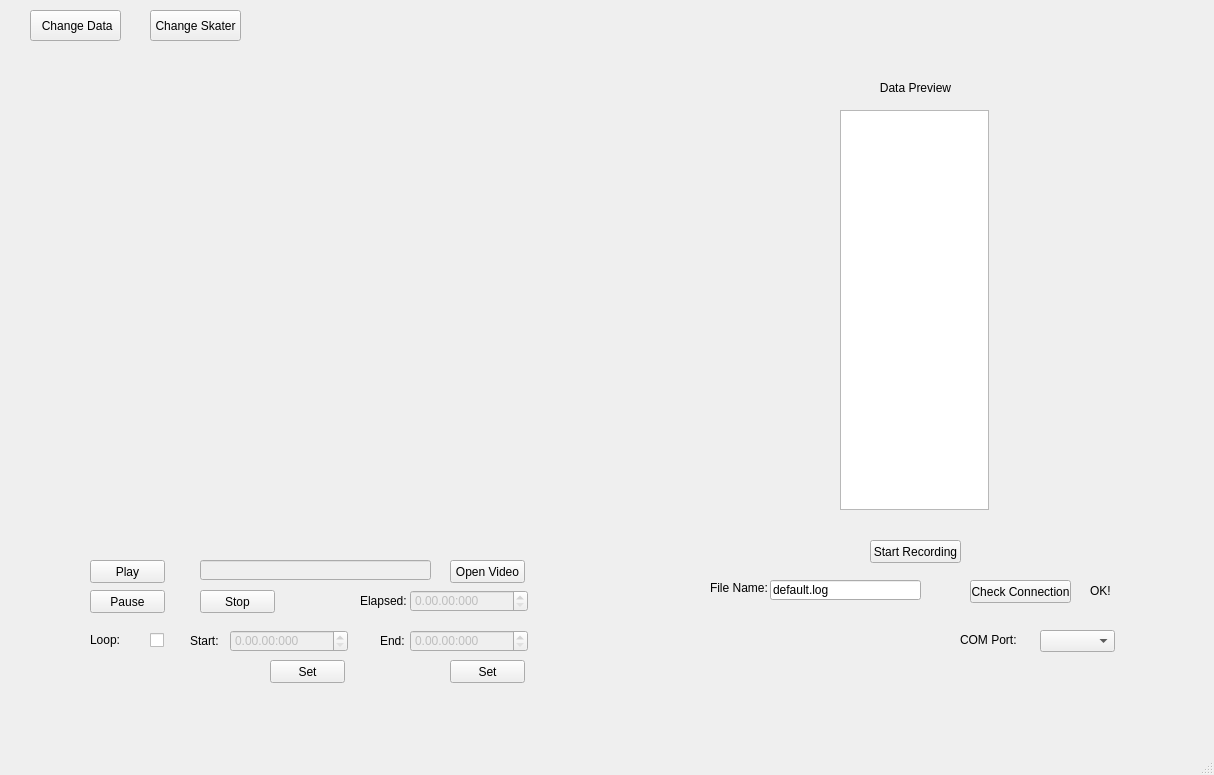
The window that mainwindow.ui (mgardner99/490) describes before a commit, drawn with Qt 5.
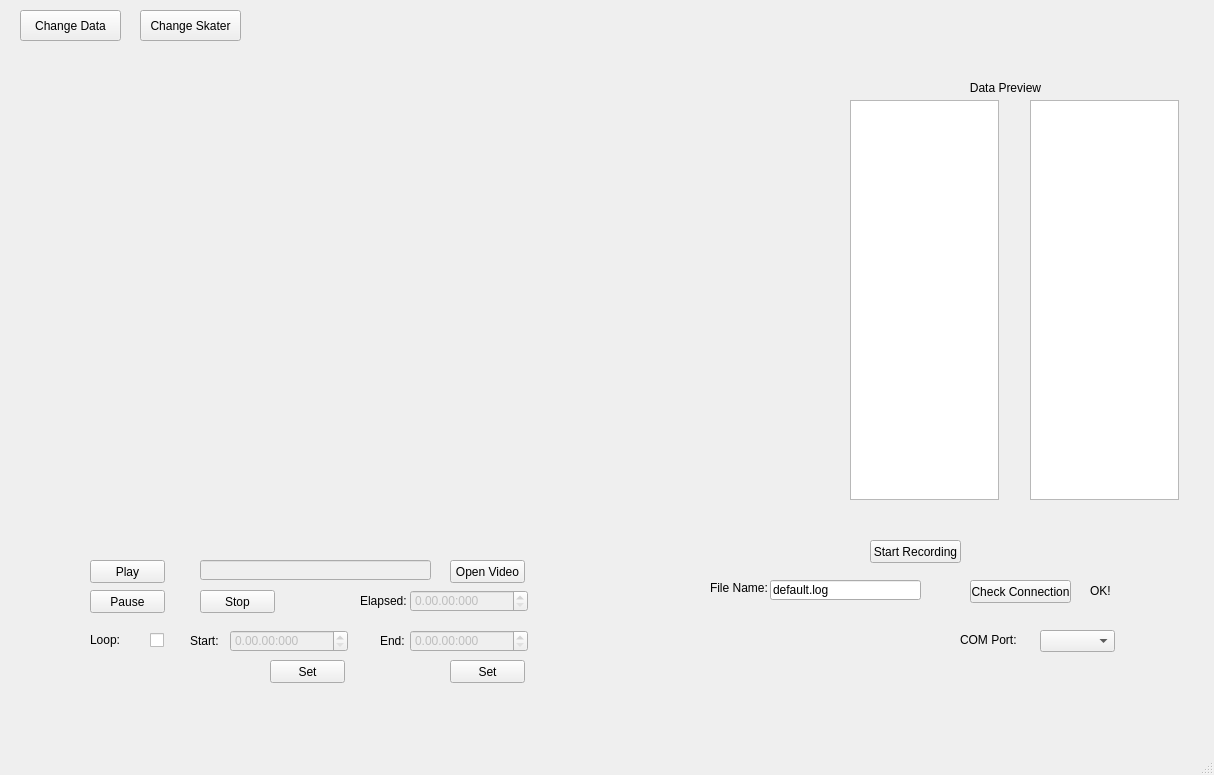
The same window after the commit.

Patch:
```diff
--- a/mainwindow.ui
+++ b/mainwindow.ui
@@ -17,7 +17,7 @@
    <widget class="QLabel" name="label">
     <property name="geometry">
      <rect>
-      <x>850</x>
+      <x>940</x>
       <y>80</y>
       <width>131</width>
       <height>16</height>
@@ -98,8 +98,8 @@
    <widget class="QGraphicsView" name="renderView">
     <property name="geometry">
      <rect>
-      <x>840</x>
-      <y>110</y>
+      <x>1030</x>
+      <y>100</y>
       <width>149</width>
       <height>400</height>
      </rect>
@@ -158,9 +158,9 @@
     <property name="geometry">
      <rect>
       <x>20</x>
-      <y>110</y>
-      <width>601</width>
-      <height>401</height>
+      <y>50</y>
+      <width>691</width>
+      <height>471</height>
      </rect>
     </property>
    </widget>
@@ -310,8 +310,8 @@
     <property name="geometry">
      <rect>
       <x>20</x>
-      <y>510</y>
-      <width>601</width>
+      <y>520</y>
+      <width>781</width>
       <height>31</height>
      </rect>
     </property>
@@ -381,25 +381,25 @@
      <string>Open Video</string>
     </property>
    </widget>
-   <widget class="QToolButton" name="toolButton">
+   <widget class="QPushButton" name="changeData">
     <property name="geometry">
      <rect>
-      <x>30</x>
+      <x>20</x>
       <y>10</y>
-      <width>91</width>
+      <width>101</width>
       <height>31</height>
      </rect>
     </property>
     <property name="text">
-     <string> Change Data</string>
+     <string>Change Data</string>
     </property>
    </widget>
-   <widget class="QToolButton" name="toolButton_2">
+   <widget class="QPushButton" name="changeSkater">
     <property name="geometry">
      <rect>
-      <x>150</x>
+      <x>140</x>
       <y>10</y>
-      <width>91</width>
+      <width>101</width>
       <height>31</height>
      </rect>
     </property>
@@ -407,6 +407,52 @@
      <string>Change Skater</string>
     </property>
    </widget>
+   <widget class="QGraphicsView" name="renderView2">
+    <property name="geometry">
+     <rect>
+      <x>850</x>
+      <y>100</y>
+      <width>149</width>
+      <height>400</height>
+     </rect>
+    </property>
+    <property name="verticalScrollBarPolicy">
+     <enum>Qt::ScrollBarAlwaysOff</enum>
+    </property>
+    <property name="horizontalScrollBarPolicy">
+     <enum>Qt::ScrollBarAlwaysOff</enum>
+    </property>
+    <property name="backgroundBrush">
+     <brush brushstyle="NoBrush">
+      <color alpha="255">
+       <red>0</red>
+       <green>0</green>
+       <blue>0</blue>
+      </color>
+     </brush>
+    </property>
+    <property name="sceneRect">
+     <rectf>
+      <x>0.000000000000000</x>
+      <y>0.000000000000000</y>
+      <width>100.000000000000000</width>
+      <height>100.000000000000000</height>
+     </rectf>
+    </property>
+    <property name="dragMode">
+     <enum>QGraphicsView::NoDrag</enum>
+    </property>
+   </widget>
+   <widget class="QWidget" name="rotateWidget" native="true">
+    <property name="geometry">
+     <rect>
+      <x>800</x>
+      <y>50</y>
+      <width>31</width>
+      <height>471</height>
+     </rect>
+    </property>
+   </widget>
   </widget>
   <widget class="QStatusBar" name="statusBar"/>
  </widget>
```
